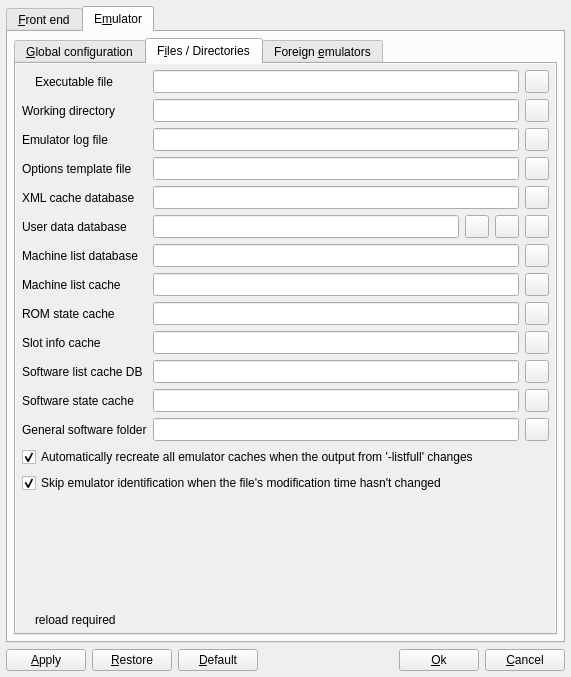
qmc2/qmc2-mame-fe, file options.ui: the form before one commit.
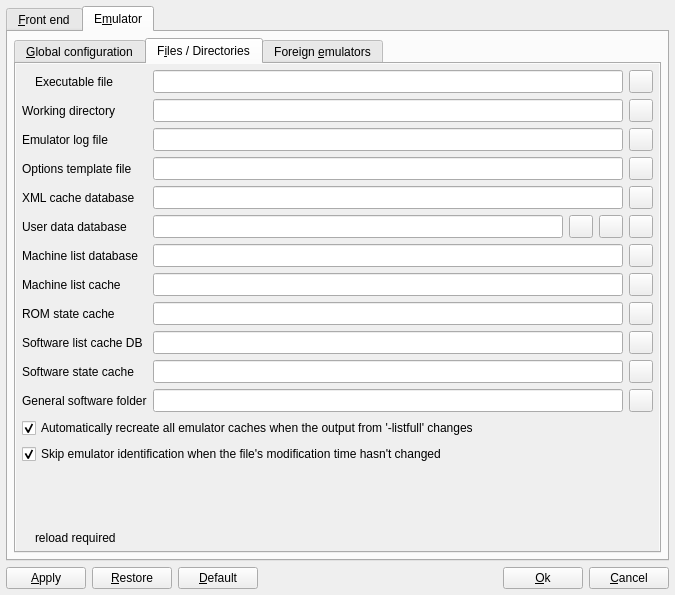
The form after the commit. The open tabs and pages were chosen to show the change. Icons and pictures are not drawn.

Commit message:
imp: removed the slot-info cache and all related UI hooks as it's no longer required for the upcoming new device configurator
wip: reimplementing the device configurator for modern MAME - WIP-info:
this doesn't work properly yet and it won't load, produce or save any
useful slot- & device-setups for you at the moment!

What changed in the file:
```diff
--- a/options.ui
+++ b/options.ui
@@ -7,8 +7,8 @@
    <rect>
     <x>0</x>
     <y>0</y>
-    <width>571</width>
-    <height>677</height>
+    <width>675</width>
+    <height>595</height>
    </rect>
   </property>
   <property name="windowTitle">
@@ -5024,8 +5024,8 @@
                <rect>
                 <x>0</x>
                 <y>0</y>
-                <width>467</width>
-                <height>583</height>
+                <width>615</width>
+                <height>567</height>
                </rect>
               </property>
               <layout class="QGridLayout" name="gridLayout_23">
@@ -5133,7 +5133,7 @@
                    </property>
                   </widget>
                  </item>
-                 <item row="15" column="0" colspan="5">
+                 <item row="14" column="0" colspan="5">
                   <spacer name="spacer11">
                    <property name="orientation">
                     <enum>Qt::Vertical</enum>
@@ -5187,7 +5187,7 @@
                    </property>
                   </widget>
                  </item>
-                 <item row="17" column="0" colspan="5">
+                 <item row="16" column="0" colspan="5">
                   <layout class="QHBoxLayout" name="layout17">
                    <item>
                     <widget class="QLabel" name="labelLegend4Pic">
@@ -5223,14 +5223,14 @@
                    </item>
                   </layout>
                  </item>
-                 <item row="10" column="0">
+                 <item row="9" column="0">
                   <widget class="QLabel" name="labelSoftwareListCacheDb">
                    <property name="text">
                     <string>Software list cache DB</string>
                    </property>
                   </widget>
                  </item>
-                 <item row="10" column="4">
+                 <item row="9" column="4">
                   <widget class="QToolButton" name="toolButtonBrowseSoftwareListCacheDb">
                    <property name="sizePolicy">
                     <sizepolicy hsizetype="Fixed" vsizetype="Minimum">
@@ -5247,14 +5247,14 @@
                    </property>
                   </widget>
                  </item>
-                 <item row="12" column="0">
+                 <item row="11" column="0">
                   <widget class="QLabel" name="labelGeneralSoftwareFolder">
                    <property name="text">
                     <string>General software folder</string>
                    </property>
                   </widget>
                  </item>
-                 <item row="12" column="4">
+                 <item row="11" column="4">
                   <widget class="QToolButton" name="toolButtonBrowseGeneralSoftwareFolder">
                    <property name="sizePolicy">
                     <sizepolicy hsizetype="Fixed" vsizetype="Minimum">
@@ -5295,38 +5295,14 @@
                    </property>
                   </widget>
                  </item>
-                 <item row="9" column="0">
-                  <widget class="QLabel" name="labelSlotInfoCacheFile">
-                   <property name="text">
-                    <string>Slot info cache</string>
-                   </property>
-                  </widget>
-                 </item>
-                 <item row="9" column="4">
-                  <widget class="QToolButton" name="toolButtonBrowseSlotInfoCacheFile">
-                   <property name="sizePolicy">
-                    <sizepolicy hsizetype="Fixed" vsizetype="Minimum">
-                     <horstretch>0</horstretch>
-                     <verstretch>0</verstretch>
-                    </sizepolicy>
-                   </property>
-                   <property name="toolTip">
-                    <string>Browse slot info cache file</string>
-                   </property>
-                   <property name="icon">
-                    <iconset resource="qmc2.qrc">
-                     <normaloff>:/data/img/fileopen.png</normaloff>:/data/img/fileopen.png</iconset>
-                   </property>
-                  </widget>
-                 </item>
-                 <item row="11" column="0">
+                 <item row="10" column="0">
                   <widget class="QLabel" name="labelSoftwareStateCache">
                    <property name="text">
                     <string>Software state cache</string>
                    </property>
                   </widget>
                  </item>
-                 <item row="11" column="4">
+                 <item row="10" column="4">
                   <widget class="QToolButton" name="toolButtonBrowseSoftwareStateCache">
                    <property name="sizePolicy">
                     <sizepolicy hsizetype="Fixed" vsizetype="Minimum">
@@ -5530,19 +5506,6 @@
                   </widget>
                  </item>
                  <item row="9" column="1" colspan="3">
-                  <widget class="QLineEdit" name="lineEditSlotInfoCacheFile">
-                   <property name="sizePolicy">
-                    <sizepolicy hsizetype="Expanding" vsizetype="Minimum">
-                     <horstretch>0</horstretch>
-                     <verstretch>0</verstretch>
-                    </sizepolicy>
-                   </property>
-                   <property name="toolTip">
-                    <string>Slot info cache file (write)</string>
-                   </property>
-                  </widget>
-                 </item>
-                 <item row="10" column="1" colspan="3">
                   <widget class="QLineEdit" name="lineEditSoftwareListCacheDb">
                    <property name="sizePolicy">
                     <sizepolicy hsizetype="Expanding" vsizetype="Minimum">
@@ -5555,7 +5518,7 @@
                    </property>
                   </widget>
                  </item>
-                 <item row="11" column="1" colspan="3">
+                 <item row="10" column="1" colspan="3">
                   <widget class="QLineEdit" name="lineEditSoftwareStateCache">
                    <property name="sizePolicy">
                     <sizepolicy hsizetype="Expanding" vsizetype="Minimum">
@@ -5568,7 +5531,7 @@
                    </property>
                   </widget>
                  </item>
-                 <item row="12" column="1" colspan="3">
+                 <item row="11" column="1" colspan="3">
                   <widget class="QLineEdit" name="lineEditGeneralSoftwareFolder">
                    <property name="sizePolicy">
                     <sizepolicy hsizetype="Expanding" vsizetype="Minimum">
@@ -5581,7 +5544,7 @@
                    </property>
                   </widget>
                  </item>
-                 <item row="13" column="0" colspan="5">
+                 <item row="12" column="0" colspan="5">
                   <widget class="QCheckBox" name="checkBoxAutoClearEmuCaches">
                    <property name="toolTip">
                     <string>Automatically recreate all emulator caches when the output from '-listfull' changes</string>
@@ -5597,7 +5560,7 @@
                    </property>
                   </widget>
                  </item>
-                 <item row="14" column="0" colspan="5">
+                 <item row="13" column="0" colspan="5">
                   <widget class="QCheckBox" name="checkBoxSkipEmuIdent">
                    <property name="toolTip">
                     <string>Skip emulator identification when the file's modification time hasn't changed</string>
```
Left out of the diff: 30 changed lines with no effect on the pictures. The commit also changes 32 other files.
